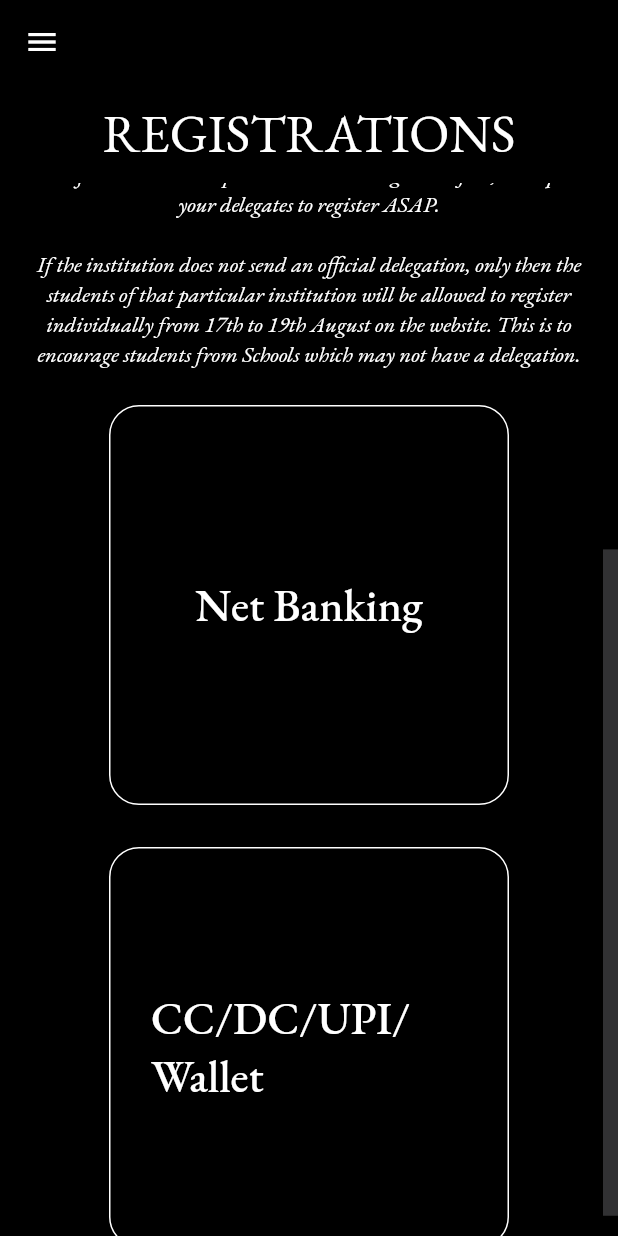
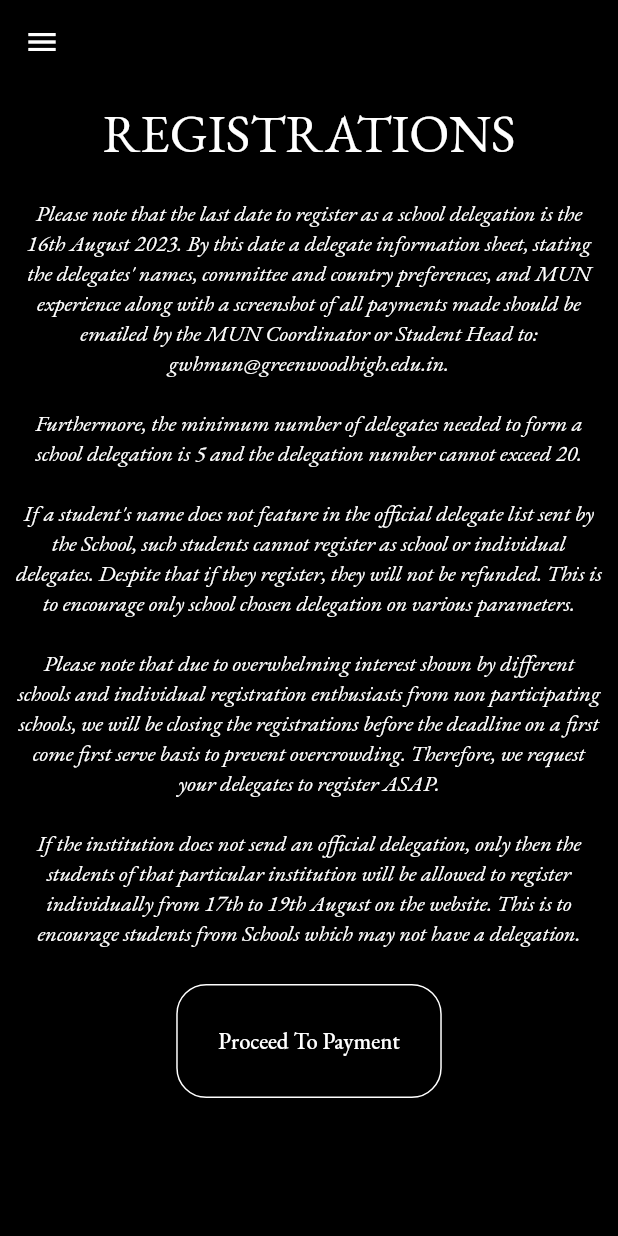
Before and after one commit to vsmart-06/GWHMUN-website, a Flutter app: the Registrations screen opened by its route, scrolled down 386 dp, after a tap on "Official School Delegations", on a phone screen of 412 x 824 dp. Run offline on Flutter 3.47's test engine with Material 2 defaults, Android fonts, the light colour scheme and no system bars; our stand-ins replace carousel_slider, google_fonts; missing offline and left inert: dart:html, pointer_interceptor; network calls fail.

Commit message:
Made registrations text as an in between page

```diff
--- a/lib/pages/registrations_page.dart
+++ b/lib/pages/registrations_page.dart
@@ -14,10 +14,12 @@ class _RegistrationsState extends State<Registrations> {
   String? titleFont = GoogleFonts.ebGaramond().fontFamily;
   List<Color> cardColors = [Colors.black, Colors.black, Colors.black];
   List<Color> linkColors = [Colors.black, Colors.black];
+  Color paymentColor = Colors.black;
   List<ScrollController> scroll = [ScrollController(), ScrollController()];
   String? clickedLink;
   double? fontSize;
   double? subFontSize;
+  bool betweenPage = false;
   late double cardWidth;
   late double cardHeight;
   bool open = true;
@@ -220,6 +222,7 @@ class _RegistrationsState extends State<Registrations> {
                                   onPressed: () {
                                     setState(
                                       () {
+                                        betweenPage = true;
                                         clickedLink = "School Delegation";
                                       }
                                     );
@@ -299,6 +302,100 @@ class _RegistrationsState extends State<Registrations> {
         ),
       );
     }
+    else if (betweenPage) {
+      return Scaffold(
+        appBar: getTopBar(context),
+        drawer: getDrawer(context),
+        backgroundColor: Colors.black,
+        body: Container(
+          width: MediaQuery.of(context).size.width,
+          height: MediaQuery.of(context).size.height,
+          child: Column(
+            mainAxisSize: MainAxisSize.max,
+            mainAxisAlignment: MainAxisAlignment.center,
+            children: [
+              Padding(
+                padding: const EdgeInsets.all(10.0),
+                child: Text(
+                  "REGISTRATIONS",
+                  style: TextStyle(
+                      color: Colors.white, fontSize: 35, fontFamily: titleFont),
+                ),
+              ),
+              Expanded(
+                child: RawScrollbar(
+                  thumbColor: Color(0xFF313133),
+                  thickness: 10,
+                  thumbVisibility: true,
+                  trackVisibility: true,
+                  controller: scroll[1],
+                  child: Container(
+                    width: MediaQuery.of(context).size.width,
+                    child: SingleChildScrollView(
+                      controller: scroll[1],
+                      child: Column(
+                        mainAxisAlignment: MainAxisAlignment.center,
+                        children: [
+                          Padding(
+                            padding: const EdgeInsets.all(10.0),
+                            child: Text(
+                              "Please note that the last date to register as a school delegation is the 16th August 2023. By this date a delegate information sheet, stating the delegates' names, committee and country preferences, and MUN experience along with a screenshot of all payments made should be emailed by the MUN Coordinator or Student Head to: gwhmun@greenwoodhigh.edu.in.\n\nFurthermore, the minimum number of delegates needed to form a school delegation is 5 and the delegation number cannot exceed 20.\n\nIf a student's name does not feature in the official delegate list sent by the School, such students cannot register as school or individual delegates. Despite that if they register, they will not be refunded. This is to encourage only school chosen delegation on various parameters.\n\nPlease note that due to overwhelming interest shown by different schools and individual registration enthusiasts from non participating schools, we will be closing the registrations before the deadline on a first come first serve basis to prevent overcrowding. Therefore, we request your delegates to register ASAP.\n\nIf the institution does not send an official delegation, only then the students of that particular institution will be allowed to register individually from 17th to 19th August on the website. This is to encourage students from Schools which may not have a delegation.",
+                              style: TextStyle(
+                                color: Colors.white,
+                                fontFamily: titleFont,
+                                fontSize: subFontSize,
+                                fontStyle: FontStyle.italic
+                              ),
+                              textAlign: TextAlign.center,
+                            ),
+                          ),
+                          Padding(
+                            padding: const EdgeInsets.all(10.0),
+                            child: Container(
+                              child: Card(
+                                shape: RoundedRectangleBorder(
+                                  borderRadius: BorderRadius.circular(20),
+                                  side: BorderSide(
+                                    color: Colors.white
+                                  )
+                                ),
+                                color: paymentColor,
+                                child: TextButton(
+                                  child: Padding(
+                                    padding: const EdgeInsets.all(20.0),
+                                    child: Text(
+                                      "Proceed To Payment",
+                                      style: TextStyle(
+                                        color: Colors.white,
+                                        fontFamily: titleFont,
+                                        fontSize: subFontSize,
+                                      ),
+                                    ),
+                                  ),
+                                  onPressed: () {
+                                    setState(() {
+                                      betweenPage = false;
+                                    });
+                                  },
+                                  onHover: (value) {
+                                    value ? setState(() {paymentColor = Color(0xFF313133);}) : setState(() {paymentColor = Colors.black;});
+                                  },
+                                )
+                              ),
+                            ),
+                          ),
+                          footer(MediaQuery.of(context).orientation==Orientation.landscape),
+                        ],
+                      ),
+                    ),
+                  ),
+                ),
+              ),
+            ],
+          ),
+        ),
+      );
+    }
     else {
       return Scaffold(
         appBar: getTopBar(context),
@@ -333,19 +430,6 @@ class _RegistrationsState extends State<Registrations> {
                       child: Column(
                         mainAxisAlignment: MainAxisAlignment.center,
                         children: [
-                          (clickedLink == "School Delegation") ? Padding(
-                            padding: const EdgeInsets.all(10.0),
-                            child: Text(
-                              "Please note that the last date to register as a school delegation is the 16th August 2023. By this date a delegate information sheet, stating the delegates' names, committee and country preferences, and MUN experience along with a screenshot of all payments made should be emailed by the MUN Coordinator or Student Head to: gwhmun@greenwoodhigh.edu.in.\n\nFurthermore, the minimum number of delegates needed to form a school delegation is 5 and the delegation number cannot exceed 20.\n\nIf a student's name does not feature in the official delegate list sent by the School, such students cannot register as school or individual delegates. Despite that if they register, they will not be refunded. This is to encourage only school chosen delegation on various parameters.\n\nPlease note that due to overwhelming interest shown by different schools and individual registration enthusiasts from non participating schools, we will be closing the registrations before the deadline on a first come first serve basis to prevent overcrowding. Therefore, we request your delegates to register ASAP.\n\nIf the institution does not send an official delegation, only then the students of that particular institution will be allowed to register individually from 17th to 19th August on the website. This is to encourage students from Schools which may not have a delegation.",
-                              style: TextStyle(
-                                color: Colors.white,
-                                fontFamily: titleFont,
-                                fontSize: subFontSize,
-                                fontStyle: FontStyle.italic
-                              ),
-                              textAlign: TextAlign.center,
-                            ),
-                          ) : Container(),
                           Padding(
                             padding: const EdgeInsets.all(10.0),
                             child: Container(
```
